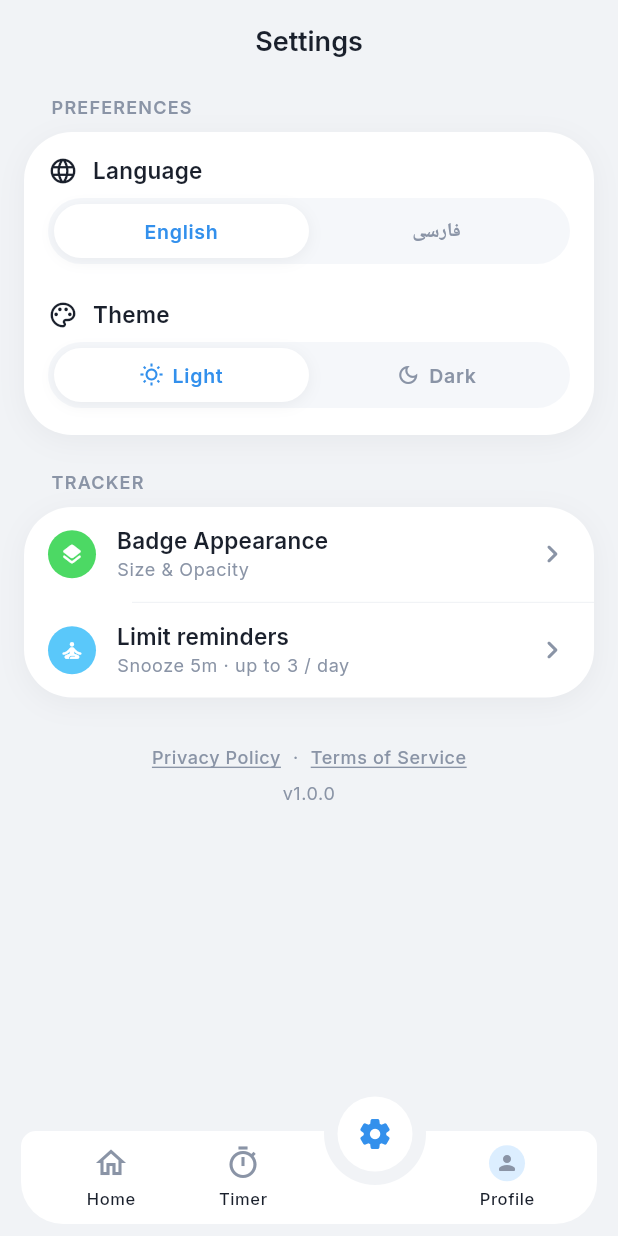
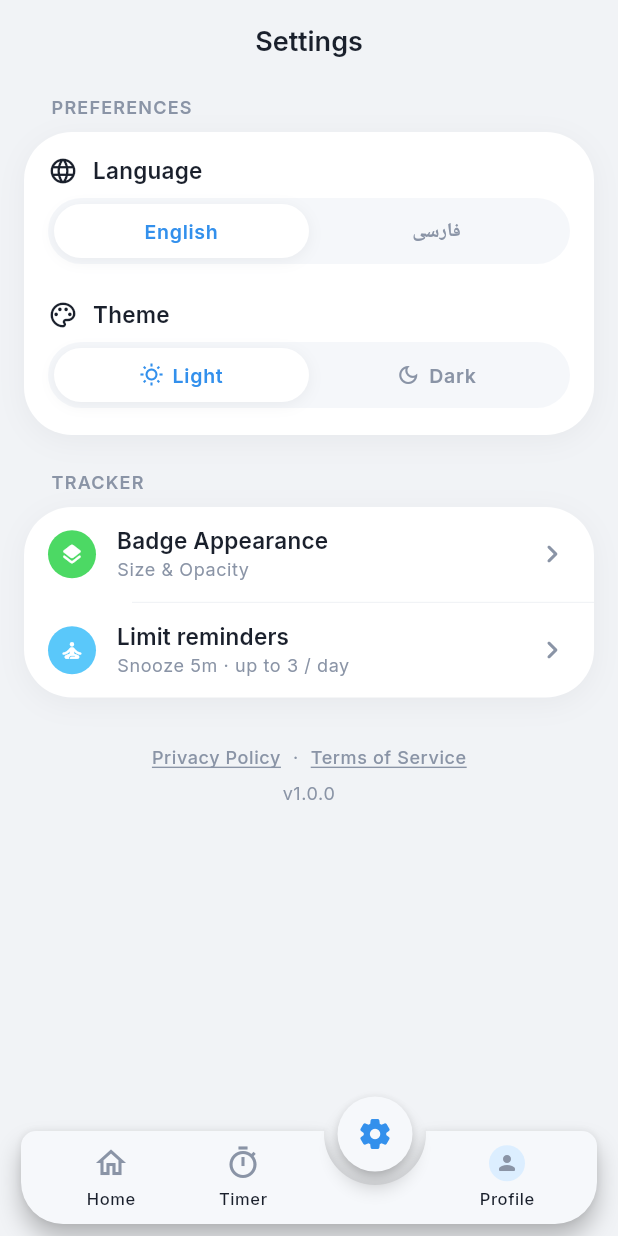
Before and after one commit to aminjafari-dev/app_usage, a Flutter app: the MainShellPage screen opened by its route, item 3 of the bottom bar chosen, on a phone screen of 412 x 824 dp. Run offline on Flutter 3.47's test engine with Material 3 defaults, Android fonts, the light colour scheme and no system bars; drawn by our look-alikes of animated_notch_bottom_bar; our stand-ins replace dartz, equatable, flutter_bloc, gap, get_it, google_fonts and 1 more; missing offline and left inert: usage_stats; accounts and stored records are empty.

Commit message:
Update app theme colors and enhance navigation bar shadow effects
This commit modifies the app theme by updating the navigation bar colors for both light and dark modes, providing a more nuanced visual experience. Additionally, the main shell page's navigation bar now includes a shadow effect with elevation, improving the overall aesthetic and depth perception in the UI.

```diff
--- a/lib/core/theme/app_theme.dart
+++ b/lib/core/theme/app_theme.dart
@@ -38,11 +38,11 @@ class AppTheme {
   /// Dark-mode card / surface fill.
   static const Color surfaceDark = Color(0xFF1A222D);
 
-  /// Floating notch nav — same white as cards in light mode.
-  static const Color navBar = Color(0xFFFFFFFF);
+  /// Floating notch nav — cool mist white, a step off pure card white.
+  static const Color navBar = Color(0xFFF6F8FB);
 
-  /// Dark-mode floating notch nav.
-  static const Color navBarDark = Color(0xFF222B36);
+  /// Dark-mode floating notch nav — a step above card surface.
+  static const Color navBarDark = Color(0xFF243040);
 
   /// Primary text — dark navy / charcoal.
   static const Color onSurface = Color(0xFF1A202C);
--- a/lib/features/navigation/presentation/pages/main_shell_page.dart
+++ b/lib/features/navigation/presentation/pages/main_shell_page.dart
@@ -121,7 +121,8 @@ class _MainShellPageState extends State<MainShellPage> {
                     color: navBar,
                     notchColor: navBar,
                     showLabel: true,
-                    showShadow: false,
+                    showShadow: true,
+                    shadowElevation: 8,
                     elevation: 0,
                     removeMargins: false,
                     durationInMilliSeconds: 300,
```
